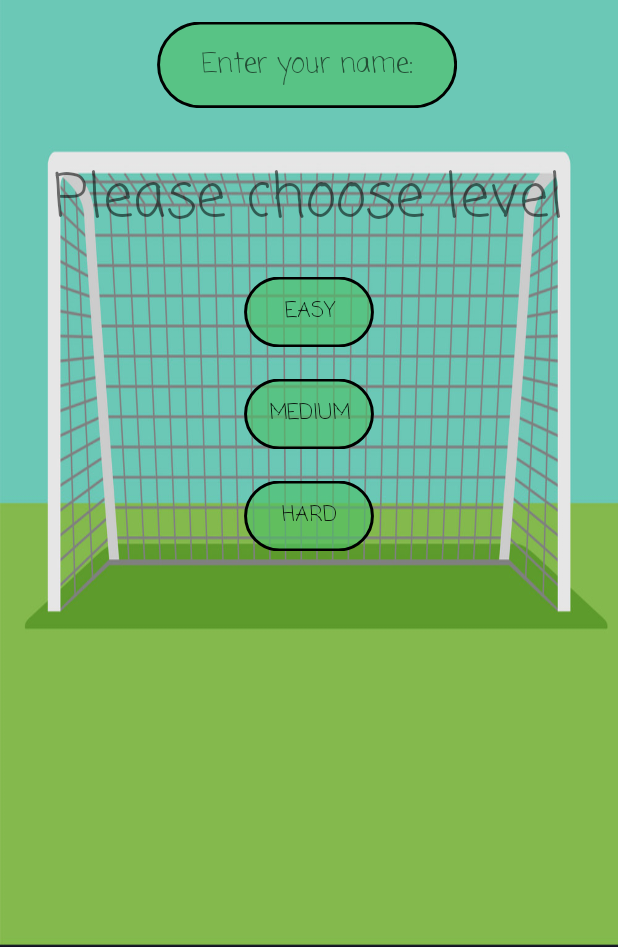
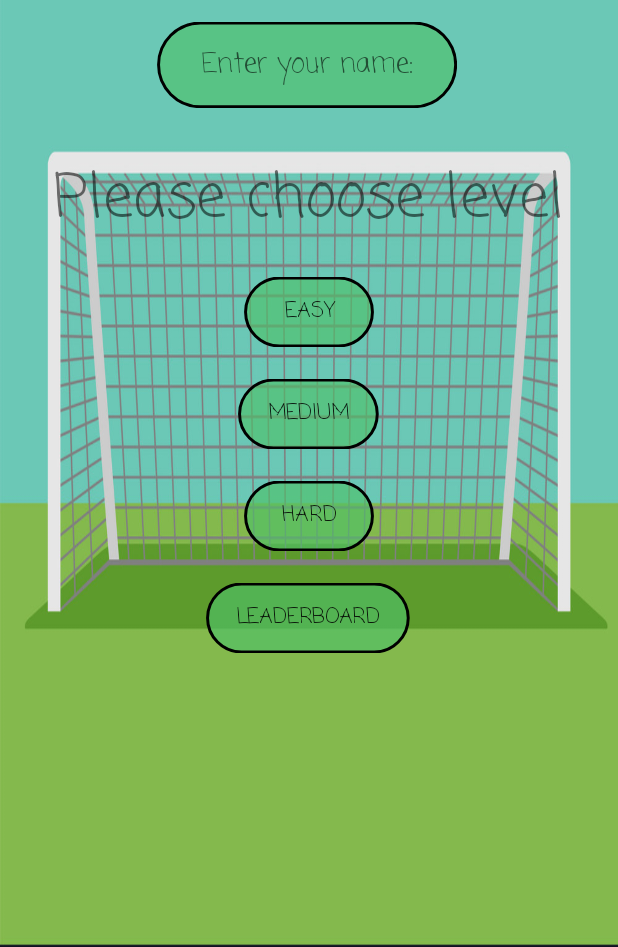
Before and after one commit to MayheMatan/TapTheBall, an Android app: the screen it shows after launch (MainActivity), on a phone screen of 412 x 824 dp, the part 289-1236 px from its top. Run offline under Robolectric (Android 15) with nearby library versions, the phone set to English and light mode, and no system bars.

Commit message:
fixes added

```diff
--- a/app/build.gradle
+++ b/app/build.gradle
@@ -24,5 +24,7 @@ dependencies {
     implementation 'com.android.support.constraint:constraint-layout:1.1.3'
     testImplementation 'junit:junit:4.12'
     androidTestImplementation 'com.android.support.test:runner:1.0.2'
+    implementation 'com.android.support:recyclerview-v7:26.1.0'
+    implementation 'com.android.support:cardview-v7:26.1.0'
     androidTestImplementation 'com.android.support.test.espresso:espresso-core:3.0.2'
 }
--- a/app/src/main/AndroidManifest.xml
+++ b/app/src/main/AndroidManifest.xml
@@ -21,6 +21,7 @@
         </activity>
         <activity android:name=".PlayActivity"/>
         <activity android:name=".ChooseActivity"/>
+        <activity android:name=".LeaderBoardActivity"/>
     </application>
 
 </manifest>
--- a/app/src/main/java/com/mayhematan/taptheball/MainActivity.java
+++ b/app/src/main/java/com/mayhematan/taptheball/MainActivity.java
@@ -10,6 +10,7 @@ import android.view.animation.Animation;
 import android.view.animation.AnimationUtils;
 import android.widget.Button;
 import android.widget.EditText;
+import android.widget.Toast;
 
 public class MainActivity extends AppCompatActivity {
     String userName;
@@ -25,6 +26,7 @@ public class MainActivity extends AppCompatActivity {
 
 
         final EditText nameEt = findViewById(R.id.nameEt);
+        final Button leaderBoard = findViewById ( R.id.leader );
         userName = nameEt.getText().toString();
 
         final Button difficulty[] = {
@@ -35,6 +37,7 @@ public class MainActivity extends AppCompatActivity {
 
         for (int i = 0; i < 3; i++) {
             difficulty[i].startAnimation(slideUp);
+            leaderBoard.startAnimation(slideUp);
         }
         Handler handler = new Handler();
         handler.postDelayed(new Runnable() {
@@ -44,11 +47,20 @@ public class MainActivity extends AppCompatActivity {
                     difficulty[i].startAnimation(buttonAnim);
                 }
                 nameEt.startAnimation(buttonAnim);
+                leaderBoard.startAnimation ( buttonAnim );
             }
         },1500);
 
+        leaderBoard.setOnClickListener ( new View.OnClickListener () {
+            @Override
+            public void onClick(View v) {
+                Intent intent = new Intent ( MainActivity.this, LeaderBoardActivity.class );
+                startActivity(intent);
+            }
+        } );
 
-            for (int i = 0; i < 3; i++) {
+
+        for (int i = 0; i < 3; i++) {
                 difficulty[i].setOnClickListener(new View.OnClickListener () {
                     @Override
                     public void onClick(View v) {
@@ -59,15 +71,19 @@ public class MainActivity extends AppCompatActivity {
                         } else if ((v).getId () == R.id.hard_btn) {
                             diff = 3;
                         }
-
-                        Intent intent = new Intent (MainActivity.this, ChooseActivity.class);
-                        intent.putExtra ("Level", diff);
-                        intent.putExtra ("Name", userName);
-                        Bundle extras = new Bundle ();
-                        intent.putExtras (extras);
-                        startActivity (intent);
+                        userName = nameEt.getText().toString();
+                        if (!userName.isEmpty()) {
+                            Intent intent = new Intent ( MainActivity.this, ChooseActivity.class );
+                            intent.putExtra ( "Level", diff );
+                            intent.putExtra ( "Name", userName );
+                            Bundle extras = new Bundle ();
+                            intent.putExtras ( extras );
+                            startActivity ( intent );
+                        }
+                        else
+                            Toast.makeText ( MainActivity.this, "Enter name first", Toast.LENGTH_SHORT ).show ();
                     }
                 });
             }
-        }
     }
+}
--- a/app/src/main/res/layout/activity_main.xml
+++ b/app/src/main/res/layout/activity_main.xml
@@ -50,7 +50,10 @@
         android:layout_centerHorizontal="true"
         android:background="@drawable/textview_shape"
         android:text="@string/easy"
-        android:fontFamily="casual"/>
+        android:fontFamily="casual"
+        android:paddingEnd="20dp"
+        android:paddingStart="20dp"/>
+
 
     <Button
         android:id="@+id/medium_btn"
@@ -61,7 +64,9 @@
         android:background="@drawable/textview_shape"
         android:layout_marginTop="20dp"
         android:text="@string/medium"
-        android:fontFamily="casual"/>
+        android:fontFamily="casual"
+        android:paddingStart="20dp"
+        android:paddingEnd="20dp"/>
 
     <Button
         android:id="@+id/hard_btn"
@@ -72,7 +77,22 @@
         android:background="@drawable/textview_shape"
         android:layout_marginTop="20dp"
         android:text="@string/hard"
-        android:fontFamily="casual"/>
+        android:fontFamily="casual"
+        android:paddingStart="20dp"
+        android:paddingEnd="20dp"/>
+
+    <Button
+        android:id="@+id/leader"
+        android:layout_width="wrap_content"
+        android:layout_height="wrap_content"
+        android:text="leaderboard"
+        android:layout_centerHorizontal="true"
+        android:layout_below="@+id/hard_btn"
+        android:background="@drawable/textview_shape"
+        android:layout_marginTop="20dp"
+        android:fontFamily="casual"
+        android:paddingStart="20dp"
+        android:paddingEnd="20dp"/>
 
 
 </RelativeLayout>
--- a/app/src/main/res/values/strings.xml
+++ b/app/src/main/res/values/strings.xml
@@ -16,4 +16,6 @@
     <string name="no">No</string>
     <string name="no_funds">Not enough funds</string>
     <string name="back">Back</string>
+    <string name="back_to_main">Back to menu</string>
+    <string name="leader_board">Leaders of the board:</string>
 </resources>
```
Also changed, not shown: app/src/main/java/com/mayhematan/taptheball/PlayActivity.java (+43 -7 lines), app/src/main/java/com/mayhematan/taptheball/StartFragment.java (+17 -6 lines), app/src/main/res/layout/fragment_start.xml (+16 -1 lines), 1 other file.
